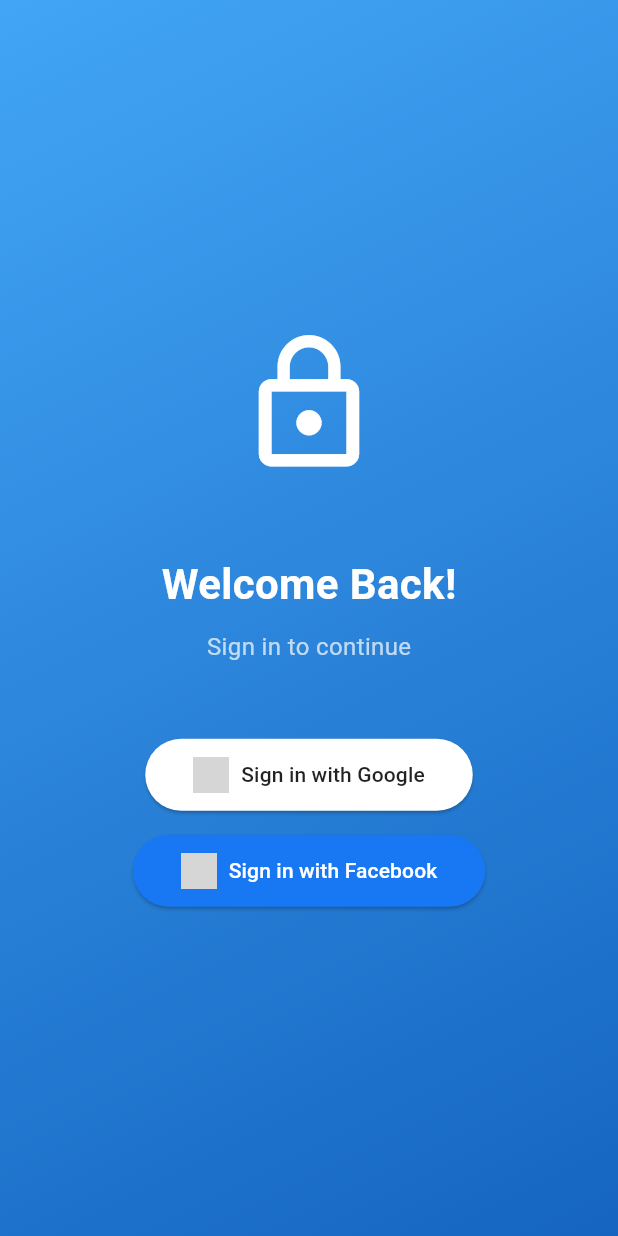
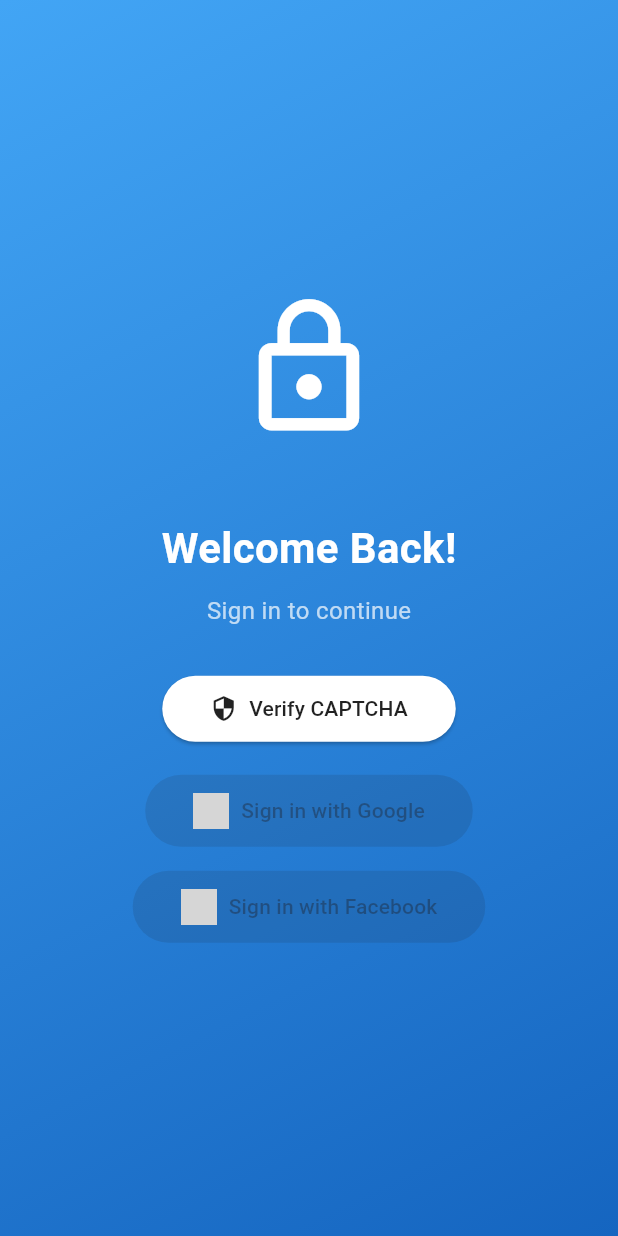
Before and after one commit to ecto10/mohaktest, a Flutter app: the screen it shows after launch, on a phone screen of 412 x 824 dp. Run offline on Flutter 3.47's test engine with Material 3 defaults, Android fonts, the phone set to English and light mode, and no system bars; our stand-ins replace firebase_auth, firebase_core, google_sign_in; missing offline and left inert: flutter_facebook_auth, g_recaptcha_v3; accounts and stored records are empty; grey boxes are pictures that could not be loaded.

Commit message:
Add CAPTCHA functionality - version test1.0

```diff
--- a/lib/screens/login_screen.dart
+++ b/lib/screens/login_screen.dart
@@ -1,5 +1,6 @@
 import 'package:flutter/material.dart';
 import '../services/auth_service.dart';
+import '../services/captcha_service.dart';
 
 class LoginScreen extends StatefulWidget {
   const LoginScreen({super.key});
@@ -10,9 +11,30 @@ class LoginScreen extends StatefulWidget {
 
 class _LoginScreenState extends State<LoginScreen> {
   final AuthService _authService = AuthService();
+  final CaptchaService _captchaService = CaptchaService();
   bool _isLoading = false;
+  bool _captchaVerified = false;
+
+  Future<void> _verifyCaptcha() async {
+    setState(() => _isLoading = true);
+    try {
+      _captchaVerified = await _captchaService.verifyCaptcha();
+      if (!_captchaVerified) {
+        ScaffoldMessenger.of(context).showSnackBar(
+          const SnackBar(content: Text('Please verify you are not a robot')),
+        );
+      }
+    } finally {
+      setState(() => _isLoading = false);
+    }
+  }
 
   Future<void> _signInWithGoogle() async {
+    if (!_captchaVerified) {
+      await _verifyCaptcha();
+      if (!_captchaVerified) return;
+    }
+
     setState(() => _isLoading = true);
     try {
       await _authService.signInWithGoogle();
@@ -29,6 +51,11 @@ class _LoginScreenState extends State<LoginScreen> {
   }
 
   Future<void> _signInWithFacebook() async {
+    if (!_captchaVerified) {
+      await _verifyCaptcha();
+      if (!_captchaVerified) return;
+    }
+
     setState(() => _isLoading = true);
     try {
       await _authService.signInWithFacebook();
@@ -87,14 +114,32 @@ class _LoginScreenState extends State<LoginScreen> {
                           fontSize: 16,
                         ),
                       ),
-                      const SizedBox(height: 50),
+                      const SizedBox(height: 30),
+                      if (!_captchaVerified)
+                        ElevatedButton.icon(
+                          icon: const Icon(Icons.security),
+                          label: const Text('Verify CAPTCHA'),
+                          onPressed: _verifyCaptcha,
+                          style: ElevatedButton.styleFrom(
+                            backgroundColor: Colors.white,
+                            foregroundColor: Colors.black87,
+                            padding: const EdgeInsets.symmetric(
+                              horizontal: 32,
+                              vertical: 12,
+                            ),
+                            shape: RoundedRectangleBorder(
+                              borderRadius: BorderRadius.circular(30),
+                            ),
+                          ),
+                        ),
+                      const SizedBox(height: 20),
                       ElevatedButton.icon(
                         icon: Image.asset(
                           'assets/images/google_logo.png',
                           height: 24.0,
                         ),
                         label: const Text('Sign in with Google'),
-                        onPressed: _signInWithGoogle,
+                        onPressed: _captchaVerified ? _signInWithGoogle : null,
                         style: ElevatedButton.styleFrom(
                           backgroundColor: Colors.white,
                           foregroundColor: Colors.black87,
@@ -114,7 +159,7 @@ class _LoginScreenState extends State<LoginScreen> {
                           height: 24.0,
                         ),
                         label: const Text('Sign in with Facebook'),
-                        onPressed: _signInWithFacebook,
+                        onPressed: _captchaVerified ? _signInWithFacebook : null,
                         style: ElevatedButton.styleFrom(
                           backgroundColor: const Color(0xFF1877F2),
                           foregroundColor: Colors.white,
--- /dev/null
+++ b/lib/services/captcha_service.dart
@@ -0,0 +1,17 @@
+import 'package:g_recaptcha_v3/g_recaptcha_v3.dart';
+
+class CaptchaService {
+  static const String siteKey = 'YOUR_RECAPTCHA_SITE_KEY';
+
+  Future<bool> verifyCaptcha() async {
+    try {
+      final token = await GRecaptchaV3.execute(siteKey, 'login');
+      // Here you would typically verify the token with your backend
+      // For demo purposes, we'll return true if token is not null
+      return token != null && token.isNotEmpty;
+    } catch (e) {
+      print('CAPTCHA verification failed: $e');
+      return false;
+    }
+  }
+}
```
Also changed, not shown: pubspec.yaml (+4 -3 lines), 1 other file.
